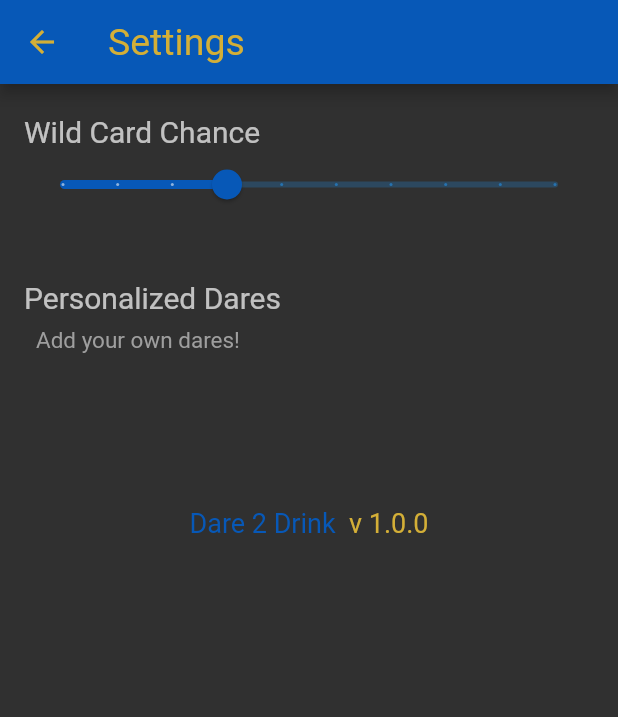
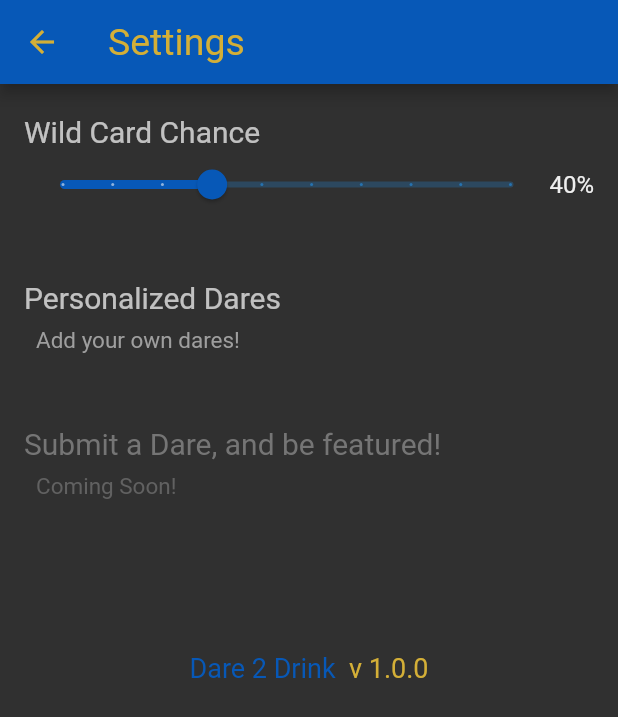
Before and after one commit to A-Semaan/dare-2-drink-game, a Flutter app: the SettingsPage screen opened directly, on a phone screen of 412 x 824 dp. Shown: the top 717 px of the screen. Run offline on Flutter 3.47's test engine with Material 2 defaults, Android fonts, the light colour scheme and no system bars; our stand-ins replace auto_size_text, fluttertoast, google_fonts, package_info_plus, shared_preferences, sqflite; accounts and stored records are empty; Roboto replaces fonts that are missing (Handlee); project files that could hold a hidden picture were left out.

```diff
--- /dev/null
+++ b/Icons/image dimension.txt
@@ -0,0 +1 @@
+160 x 160 => 32 rounded
--- a/daretodrink/lib/fragments/deck-card.dart
+++ b/daretodrink/lib/fragments/deck-card.dart
@@ -32,13 +32,16 @@
                 children: [
                   AutoSizeText(
                     widget.card.text,
+                    maxLines: 8,
                     overflow: TextOverflow.clip,
                     textAlign: TextAlign.center,
                     style: MyTheme.getThemeData().textTheme.titleLarge,
                   ),
-                  Text(
+                  AutoSizeText(
                     widget.card.subText ?? "",
+                    maxLines: 4,
                     textAlign: TextAlign.center,
+                    overflow: TextOverflow.clip,
                     style: MyTheme.getThemeData().textTheme.bodyMedium,
                   ),
                   Text(" ~ Or ~ ",
--- a/daretodrink/lib/layouts/settings-page.dart
+++ b/daretodrink/lib/layouts/settings-page.dart
@@ -58,7 +58,10 @@
                 "Wild Card Chance",
                 style: MyTheme.listTileTitleTheme,
               ),
-              subtitle: Slider(
+              subtitle: Row(
+                children: [
+                  Expanded(
+                    child: Slider(
                         label: _wildCardChance.toString(),
                         min: 10,
                         max: 100,
@@ -69,6 +72,13 @@
                             _wildCardChance = newValue.toInt();
                           });
                         }),
+                  ),
+                  Text(
+                    _wildCardChance.toString() + "%",
+                    style: Theme.of(context).textTheme.bodySmall,
+                  )
+                ],
+              ),
             ),
             ListTile(
               minVerticalPadding: 20,
@@ -88,6 +98,23 @@
                     builder: (context) => const PersonalizedDares()));
               },
             ),
+            ListTile(
+              minVerticalPadding: 20,
+              title: Text(
+                "Submit a Dare, and be featured!",
+                style: MyTheme.listTileTitleTheme
+                    .copyWith(color: Colors.grey[600]),
+              ),
+              subtitle: Padding(
+                padding: const EdgeInsets.all(8.0),
+                child: Text(
+                  "Coming Soon!",
+                  style: MyTheme.listTileSubtitleTheme
+                      .copyWith(color: Colors.grey[700]),
+                ),
+              ),
+              onTap: null,
+            ),
             const ListTile(
               onTap: null,
               title: Center(child: Dare2DrinkFooter(withVersion: true)),
```
Also changed, not shown: Icons/Dare2Drink_icon_512.png (added), Icons/Untitled-1.png (added), 8 other files. Lines whose indentation alone changed are shown as unchanged.
